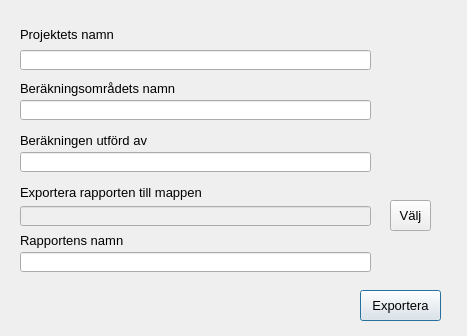
co-city/QGYF, file ui/export.ui: the form before one commit.
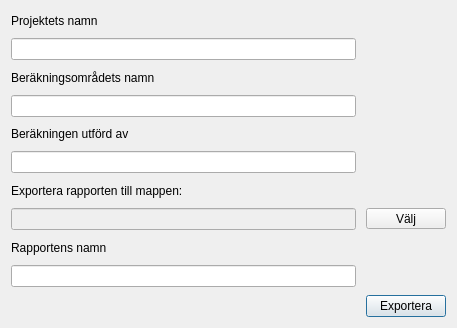
The form after the commit. Icons and pictures are not drawn.

Commit message: ground areas - manual insert

What changed in the file:
```diff
--- a/ui/export.ui
+++ b/ui/export.ui
@@ -6,14 +6,14 @@
    <rect>
     <x>0</x>
     <y>0</y>
-    <width>467</width>
-    <height>336</height>
+    <width>457</width>
+    <height>328</height>
    </rect>
   </property>
   <property name="font">
    <font>
     <family>Tahoma</family>
-    <pointsize>10</pointsize>
+    <pointsize>9</pointsize>
    </font>
   </property>
   <property name="windowTitle">
@@ -23,168 +23,120 @@
    <iconset>
     <normaloff>:/plugins/qgyf/assets/leaf.png</normaloff>:/plugins/qgyf/assets/leaf.png</iconset>
   </property>
-  <widget class="QPushButton" name="okButton">
-   <property name="geometry">
-    <rect>
-     <x>360</x>
-     <y>290</y>
-     <width>81</width>
-     <height>31</height>
-    </rect>
-   </property>
-   <property name="text">
-    <string>Exportera</string>
-   </property>
-  </widget>
-  <widget class="QLabel" name="label">
-   <property name="geometry">
-    <rect>
-     <x>20</x>
-     <y>182</y>
-     <width>181</width>
-     <height>20</height>
-    </rect>
-   </property>
-   <property name="text">
-    <string>Exportera rapporten till mappen:</string>
-   </property>
-  </widget>
-  <widget class="QLabel" name="label_2">
-   <property name="geometry">
-    <rect>
-     <x>20</x>
-     <y>80</y>
-     <width>181</width>
-     <height>16</height>
-    </rect>
-   </property>
-   <property name="text">
-    <string>Beräkningsområdets namn</string>
-   </property>
-  </widget>
-  <widget class="QLabel" name="label_3">
-   <property name="geometry">
-    <rect>
-     <x>20</x>
-     <y>130</y>
-     <width>141</width>
-     <height>21</height>
-    </rect>
-   </property>
-   <property name="text">
-    <string>Beräkningen utförd av</string>
-   </property>
-  </widget>
-  <widget class="QLineEdit" name="pdfPath">
-   <property name="enabled">
-    <bool>false</bool>
-   </property>
-   <property name="geometry">
-    <rect>
-     <x>20</x>
-     <y>206</y>
-     <width>351</width>
-     <height>20</height>
-    </rect>
-   </property>
-   <property name="text">
-    <string/>
-   </property>
-  </widget>
-  <widget class="QToolButton" name="selectPathButton">
-   <property name="geometry">
-    <rect>
-     <x>390</x>
-     <y>200</y>
-     <width>41</width>
-     <height>31</height>
-    </rect>
-   </property>
-   <property name="text">
-    <string>Välj</string>
-   </property>
-  </widget>
-  <widget class="QLineEdit" name="projectName">
-   <property name="geometry">
-    <rect>
-     <x>20</x>
-     <y>50</y>
-     <width>351</width>
-     <height>20</height>
-    </rect>
-   </property>
-   <property name="text">
-    <string/>
-   </property>
-   <property name="clearButtonEnabled">
-    <bool>false</bool>
-   </property>
-  </widget>
-  <widget class="QLabel" name="label_4">
-   <property name="geometry">
-    <rect>
-     <x>20</x>
-     <y>26</y>
-     <width>221</width>
-     <height>16</height>
-    </rect>
-   </property>
-   <property name="text">
-    <string>Projektets namn</string>
-   </property>
-  </widget>
-  <widget class="QLineEdit" name="areaName">
-   <property name="geometry">
-    <rect>
-     <x>20</x>
-     <y>100</y>
-     <width>351</width>
-     <height>20</height>
-    </rect>
-   </property>
-   <property name="text">
-    <string/>
-   </property>
-  </widget>
-  <widget class="QLineEdit" name="author">
-   <property name="geometry">
-    <rect>
-     <x>20</x>
-     <y>152</y>
-     <width>351</width>
-     <height>20</height>
-    </rect>
-   </property>
-   <property name="text">
-    <string/>
-   </property>
-  </widget>
-  <widget class="QLineEdit" name="pdfName">
-   <property name="geometry">
-    <rect>
-     <x>20</x>
-     <y>252</y>
-     <width>351</width>
-     <height>20</height>
-    </rect>
-   </property>
-   <property name="text">
-    <string/>
-   </property>
-  </widget>
-  <widget class="QLabel" name="label_5">
-   <property name="geometry">
-    <rect>
-     <x>20</x>
-     <y>230</y>
-     <width>141</width>
-     <height>21</height>
-    </rect>
-   </property>
-   <property name="text">
-    <string>Rapportens namn</string>
-   </property>
-  </widget>
+  <layout class="QVBoxLayout" name="verticalLayout">
+   <item>
+    <layout class="QGridLayout" name="gridLayout" columnstretch="0,10,0">
+     <property name="horizontalSpacing">
+      <number>10</number>
+     </property>
+     <property name="verticalSpacing">
+      <number>8</number>
+     </property>
+     <item row="0" column="0">
+      <widget class="QLabel" name="label_4">
+       <property name="text">
+        <string>Projektets namn</string>
+       </property>
+      </widget>
+     </item>
+     <item row="2" column="0" colspan="2">
+      <widget class="QLabel" name="label_2">
+       <property name="text">
+        <string>Beräkningsområdets namn</string>
+       </property>
+      </widget>
+     </item>
+     <item row="3" column="0" colspan="2">
+      <widget class="QLineEdit" name="areaName">
+       <property name="text">
+        <string/>
+       </property>
+      </widget>
+     </item>
+     <item row="4" column="0">
+      <widget class="QLabel" name="label_3">
+       <property name="text">
+        <string>Beräkningen utförd av</string>
+       </property>
+      </widget>
+     </item>
+     <item row="5" column="0" colspan="2">
+      <widget class="QLineEdit" name="author">
+       <property name="text">
+        <string/>
+       </property>
+      </widget>
+     </item>
+     <item row="6" column="0">
+      <widget class="QLabel" name="label">
+       <property name="text">
+        <string>Exportera rapporten till mappen:</string>
+       </property>
+      </widget>
+     </item>
+     <item row="7" column="0" colspan="2">
+      <widget class="QLineEdit" name="pdfPath">
+       <property name="enabled">
+        <bool>false</bool>
+       </property>
+       <property name="text">
+        <string/>
+       </property>
+      </widget>
+     </item>
+     <item row="8" column="0">
+      <widget class="QLabel" name="label_5">
+       <property name="text">
+        <string>Rapportens namn</string>
+       </property>
+      </widget>
+     </item>
+     <item row="9" column="0" colspan="2">
+      <widget class="QLineEdit" name="pdfName">
+       <property name="text">
+        <string/>
+       </property>
+      </widget>
+     </item>
+     <item row="10" column="2">
+      <widget class="QPushButton" name="okButton">
+       <property name="sizePolicy">
+        <sizepolicy hsizetype="Preferred" vsizetype="Fixed">
+         <horstretch>0</horstretch>
+         <verstretch>0</verstretch>
+        </sizepolicy>
+       </property>
+       <property name="text">
+        <string>Exportera</string>
+       </property>
+      </widget>
+     </item>
+     <item row="1" column="0" colspan="2">
+      <widget class="QLineEdit" name="projectName">
+       <property name="text">
+        <string/>
+       </property>
+       <property name="clearButtonEnabled">
+        <bool>false</bool>
+       </property>
+      </widget>
+     </item>
+     <item row="7" column="2">
+      <widget class="QToolButton" name="selectPathButton">
+       <property name="sizePolicy">
+        <sizepolicy hsizetype="Preferred" vsizetype="Fixed">
+         <horstretch>0</horstretch>
+         <verstretch>0</verstretch>
+        </sizepolicy>
+       </property>
+       <property name="text">
+        <string>Välj</string>
+       </property>
+      </widget>
+     </item>
+    </layout>
+   </item>
+  </layout>
  </widget>
  <resources>
   <include location="../resources.py"/>
```
The commit also changes 17 other files.
